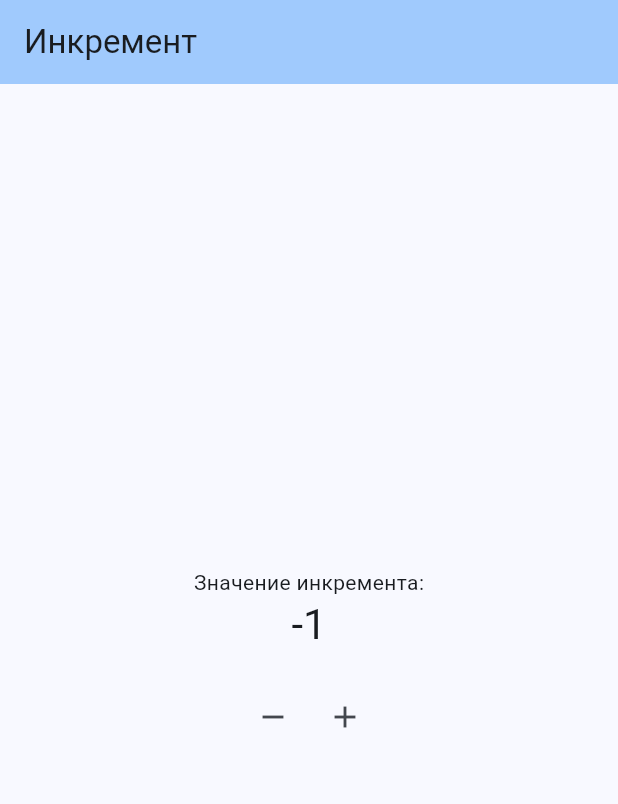
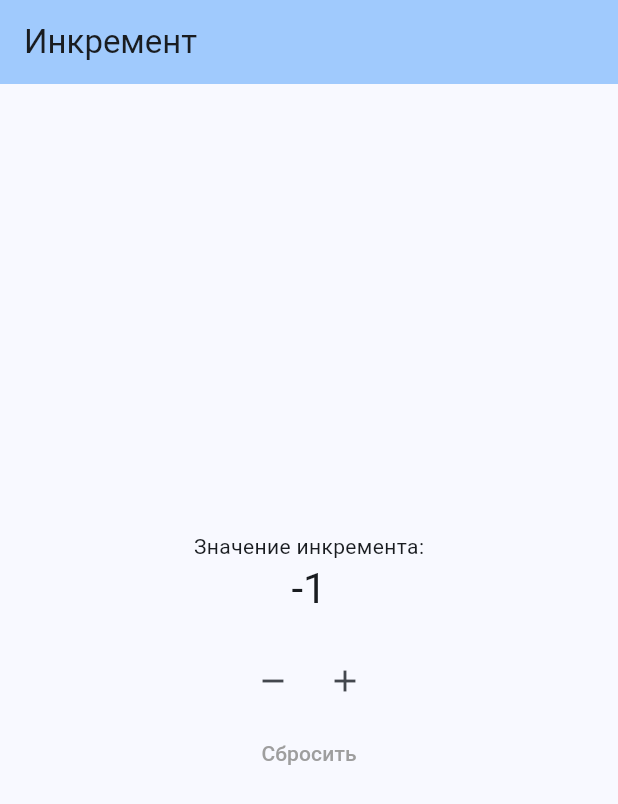
Before and after one commit to Galactus228/IT2202-Goloperov, a Flutter app: the screen it shows after launch, after a tap on the "remove" icon, on a phone screen of 412 x 824 dp. Shown: the top 804 px of the screen. Run offline on Flutter 3.47's test engine with Material 3 defaults, Android fonts, the phone set to English and light mode, and no system bars.

Commit message:
add: button reset counter

```diff
--- a/lab3/lab3_mobile/lib/main.dart
+++ b/lab3/lab3_mobile/lib/main.dart
@@ -37,9 +37,15 @@ class _MyHomePageState extends State<MyHomePage> {
     });
   }
 
-  void _decrementCounter() { // Добавлено: Метод для уменьшения счетчика
+  void _decrementCounter() {
     setState(() {
       _counter--;
+    });
+  }
+
+  void _resetCounter() { // Добавлено: Метод для сброса счетчика
+    setState(() {
+      _counter = 0;
     });
   }
 
@@ -59,26 +65,32 @@ class _MyHomePageState extends State<MyHomePage> {
               '$_counter',
               style: Theme.of(context).textTheme.headlineMedium,
             ),
-            const SizedBox(height: 20), // Добавлено: Пространство между элементами
+            const SizedBox(height: 20),
             Row(
               mainAxisAlignment: MainAxisAlignment.center,
               children: <Widget>[
-                IconButton( // Добавлено: Кнопка уменьшения
+                IconButton(
                   icon: const Icon(Icons.remove),
                   onPressed: _decrementCounter,
                   tooltip: 'Уменьшить',
                 ),
-                IconButton( // Добавлено: Кнопка увеличения (заменяет FloatingActionButton)
+                IconButton(
                   icon: const Icon(Icons.add),
                   onPressed: _incrementCounter,
                   tooltip: 'Увеличить',
                 ),
               ],
             ),
+            TextButton( // Добавлено: Кнопка сброса
+              style: TextButton.styleFrom(
+                foregroundColor: Colors.grey, // Серый цвет текста
+              ),
+              onPressed: _resetCounter,
+              child: const Text('Сбросить'),
+            ),
           ],
         ),
       ),
-      floatingActionButton: null, // Убрано: FloatingActionButton больше не нужен
     );
   }
 }
```
